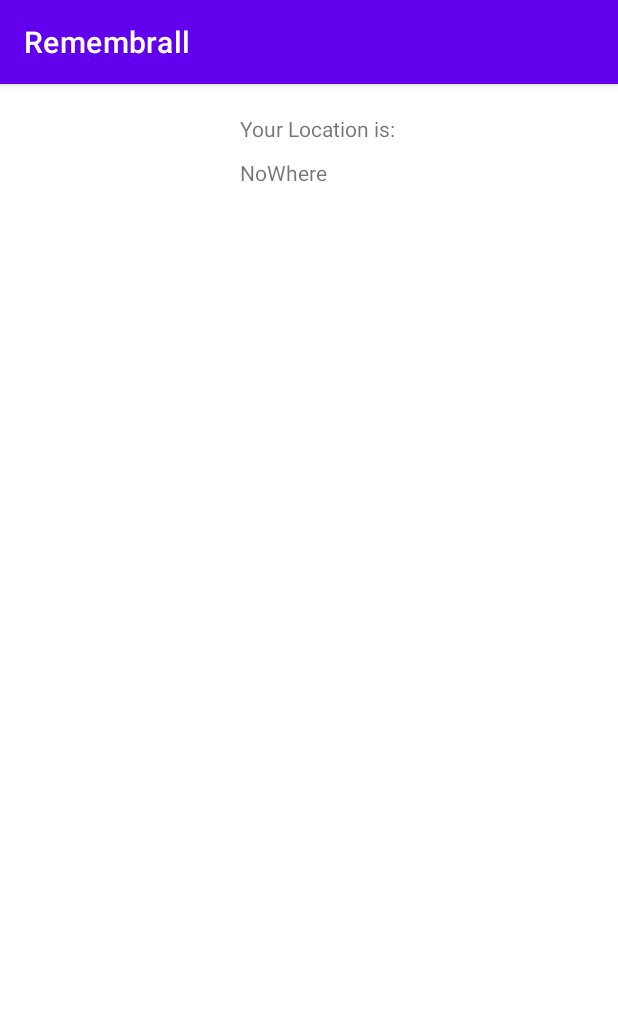
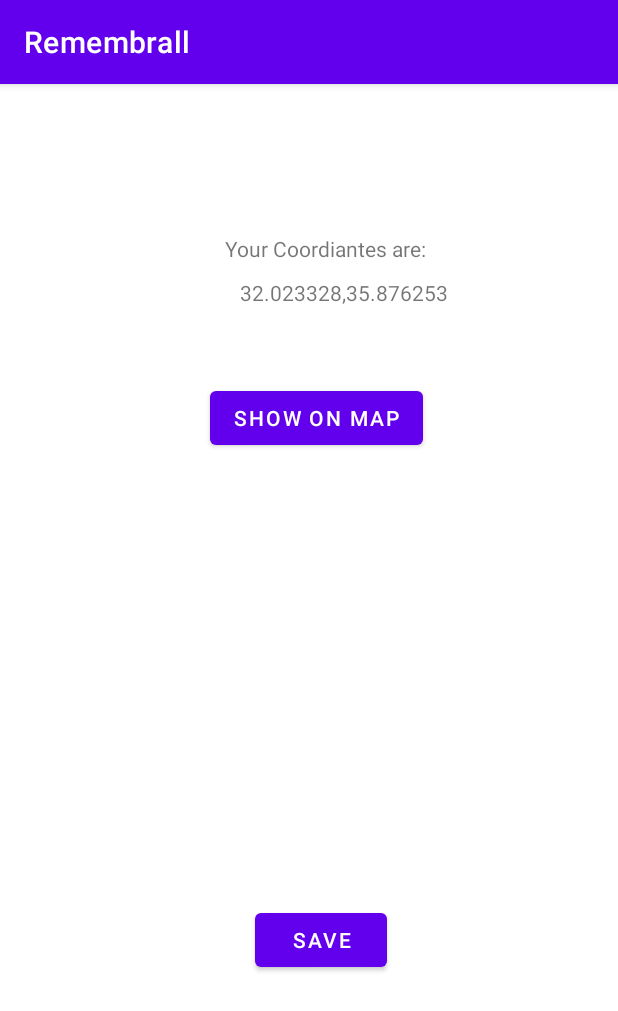
Before and after one commit to lhajabi/Remembrall, an Android app: the SecondActivity screen opened directly, with no data from a screen before it, on a phone screen of 412 x 824 dp. Shown: the top 1011 px of the screen. Run offline under Robolectric (Android 15) with nearby library versions, the phone set to English and light mode, and no system bars.

Commit message:
5:50pm 11/1/2023

```diff
--- a/app/src/main/AndroidManifest.xml
+++ b/app/src/main/AndroidManifest.xml
@@ -18,8 +18,10 @@
         tools:targetApi="31">
         <meta-data
             android:name="com.google.android.geo.API_KEY"
-            android:value="${MAPS_API_KEY}"/>
-        <activity android:name=".SecondActivity"/>
+            android:value="AIzaSyB9zIqSmx60j02JJb57Ia-idWsGSdr_evw" />
+
+        <activity android:name=".SecondActivity"></activity>
+
         <activity
             android:name=".MainActivity"
             android:exported="true">
--- a/app/src/main/java/com/example/remembrall/SecondActivity.kt
+++ b/app/src/main/java/com/example/remembrall/SecondActivity.kt
@@ -1,8 +1,8 @@
 package com.example.remembrall
-import android.annotation.SuppressLint
 import android.content.pm.PackageManager
 import android.location.Location
 import android.os.Bundle
+import android.widget.Button
 import android.widget.TextView
 import android.widget.Toast
 import androidx.appcompat.app.AppCompatActivity
@@ -13,19 +13,25 @@ import com.google.android.gms.tasks.CancellationTokenSource
 import com.google.android.gms.tasks.OnTokenCanceledListener
 
 class SecondActivity : AppCompatActivity() {
-    private var latLong : String = "NoWhere"
-    @SuppressLint("MissingInflatedId")
+    public var latLong : String = "32.023328,35.876253"
     override fun onCreate(savedInstanceState: Bundle?) {
         super.onCreate(savedInstanceState)
         setContentView(R.layout.activity_second)
         val txtLoc:TextView = findViewById(R.id.TxtVLocation)
+        val btnShow:Button = findViewById(R.id.button2)
+        val btnSave:Button = findViewById(R.id.button3)
         getLocation()
         txtLoc.text=latLong
+        btnShow.setOnClickListener(){
+            setContentView(R.layout.fragment_map)
+        }
+        btnSave.setOnClickListener(){
+            //add txtLoc.text to data base
+        }
 
     }
 
-    @SuppressLint("MissingPermission")
-    private fun getLocation(){
+    public fun getLocation(){
         if (ActivityCompat.checkSelfPermission(this, android.Manifest.permission.ACCESS_FINE_LOCATION) != PackageManager.PERMISSION_GRANTED &&
             ActivityCompat.checkSelfPermission(this, android.Manifest.permission.ACCESS_COARSE_LOCATION) != PackageManager.PERMISSION_GRANTED)
         {
@@ -36,25 +42,19 @@ class SecondActivity : AppCompatActivity() {
             override fun onCanceledRequested(p0: OnTokenCanceledListener) = CancellationTokenSource().token
             override fun isCancellationRequested() = false })
             .addOnSuccessListener { location: Location? ->
-                if (location == null)
-                    latLong = "Null"
-                else {
-                    latLong = location.latitude.toString()+ location.longitude.toString()
-                }
-                Toast.makeText(
-                    applicationContext,
-                    latLong,
-                    Toast.LENGTH_SHORT
-                ).show()
+                latLong = if (location == null) "NULL"
+                else location.latitude.toString()+ location.longitude.toString()
 
+               // Toast.makeText(this, "success "+latLong, Toast.LENGTH_SHORT).show()
             }
         loc.getCurrentLocation(LocationRequest.PRIORITY_HIGH_ACCURACY, object : CancellationToken() {
             override fun onCanceledRequested(p0: OnTokenCanceledListener) = CancellationTokenSource().token
             override fun isCancellationRequested() = false })
             .addOnFailureListener(){
                 latLong = "FAIL"
+                Toast.makeText(this, "fail", Toast.LENGTH_SHORT).show()
             }
-
+        Toast.makeText(this, latLong, Toast.LENGTH_SHORT).show()
         return
     }
 
--- a/app/src/main/res/layout/activity_second.xml
+++ b/app/src/main/res/layout/activity_second.xml
@@ -12,9 +12,9 @@
         android:id="@+id/textView"
         android:layout_width="wrap_content"
         android:layout_height="wrap_content"
-        android:layout_marginLeft="160dp"
-        android:layout_marginTop="20dp"
-        android:text="Your Location is:"
+        android:layout_marginLeft="150dp"
+        android:layout_marginTop="100dp"
+        android:text="Your Coordiantes are:"
         android:textColorHint="#757575"
         app:layout_constraintEnd_toEndOf="parent"
         app:layout_constraintHorizontal_bias="0.498"
@@ -32,18 +32,21 @@
         app:layout_constraintHorizontal_bias="0.498"
         app:layout_constraintStart_toStartOf="parent"
         app:layout_constraintTop_toTopOf="parent" />
-    <FrameLayout
-        android:layout_width="match_parent"
-        android:layout_height="match_parent"
-        android:layout_marginTop="20dp"
-        android:layout_marginLeft="20dp"
-        android:layout_marginBottom="20dp"
-        android:layout_marginRight="20dp"
-        android:id="@+id/frame_layout"/>
-    <androidx.fragment.app.FragmentContainerView
-        android:layout_width="match_parent"
-        android:layout_height="match_parent"
-        android:id="@+id/map"
-        android:name="com.google.android.gms.maps.SupportMapFragment"
-        tools:layout="@layout/activity_main" />
+
+    <Button
+        android:id="@+id/button2"
+        android:layout_width="wrap_content"
+        android:layout_height="wrap_content"
+        android:layout_marginTop="50dp"
+        android:layout_marginLeft="140dp"
+        android:text="Show on Map" />
+
+    <Button
+        android:id="@+id/button3"
+        android:layout_width="wrap_content"
+        android:layout_height="wrap_content"
+        android:layout_marginTop="300dp"
+        android:layout_marginLeft="170dp"
+        android:text="save" />
+
 </LinearLayout>
```
Also changed, not shown: app/src/main/java/com/example/remembrall/MapFragment.kt (+32 -18 lines), app/src/main/res/layout/fragment_map.xml (added, +12 -0 lines).
